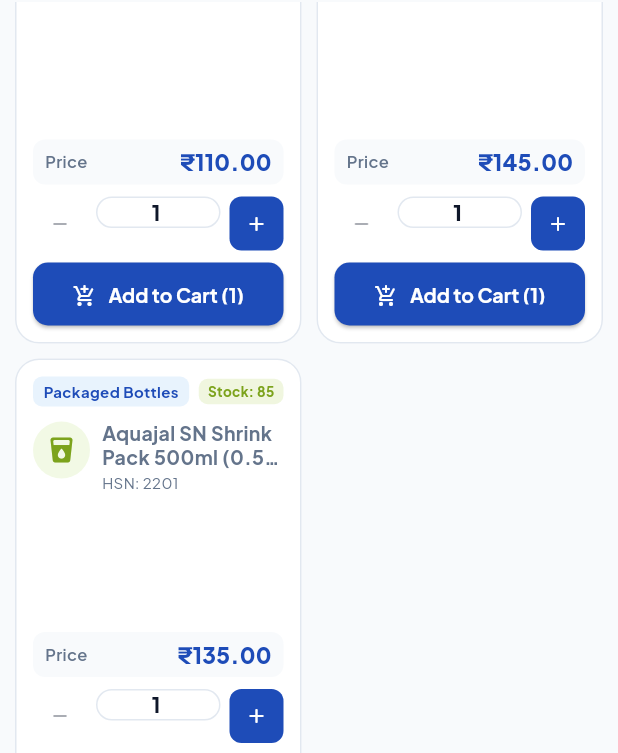
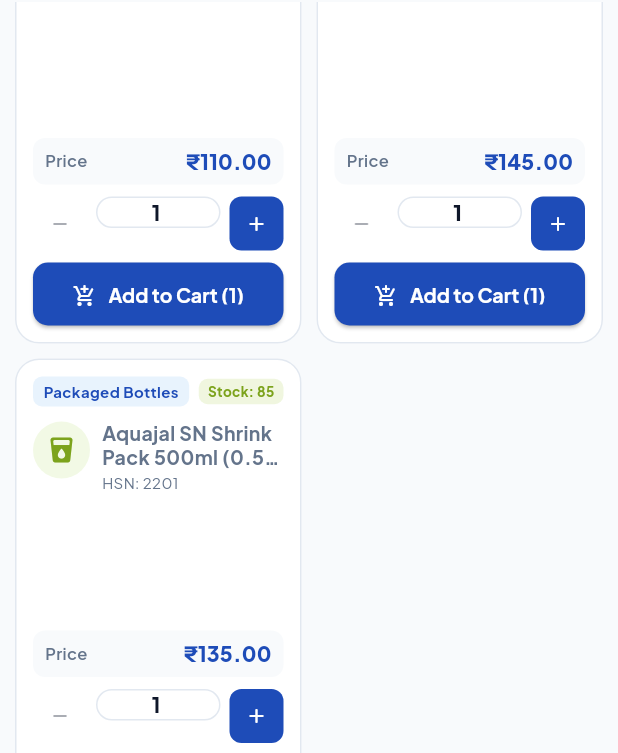
Before and after one commit to Hrishi9o/Aquajaal, a Flutter app: the screen it shows after launch, scrolled down 419 dp, on a phone screen of 412 x 824 dp. Shown: the part 265-1018 px from the top of the screen. Run offline on Flutter 3.47's test engine with Material 3 defaults, Android fonts, the phone set to English and light mode, and no system bars; our stand-ins replace csv, google_fonts, hive_flutter, pdf, printing; accounts and stored records are empty; network calls fail.

Commit message:
Fix price display overflow in ProductCard on web and mobile, update release APK

```diff
--- a/lib/data/models/product.dart
+++ b/lib/data/models/product.dart
@@ -102,14 +102,16 @@ class Product {
     return standaloneStock;
   }
 
-  /// Price display string (e.g. ₹60.00 – ₹100.00 or ₹120.00)
+  /// Price display string (e.g. ₹60 – ₹100 or ₹120.00)
   String get priceDisplay {
     if (hasVariants && variants.isNotEmpty) {
       final prices = variants.map((v) => v.price).toList()..sort();
       if (prices.first == prices.last) {
         return CurrencyFormatter.format(prices.first);
       }
-      return '${CurrencyFormatter.format(prices.first)} – ${CurrencyFormatter.format(prices.last)}';
+      final minStr = prices.first % 1 == 0 ? '₹${prices.first.toInt()}' : CurrencyFormatter.format(prices.first);
+      final maxStr = prices.last % 1 == 0 ? '₹${prices.last.toInt()}' : CurrencyFormatter.format(prices.last);
+      return '$minStr – $maxStr';
     }
     return CurrencyFormatter.format(standalonePrice ?? 0);
   }
--- a/lib/presentation/pos/widgets/product_card.dart
+++ b/lib/presentation/pos/widgets/product_card.dart
@@ -84,7 +84,8 @@ class _ProductCardState extends State<ProductCard> {
               Row(
                 mainAxisAlignment: MainAxisAlignment.spaceBetween,
                 children: [
-                  Container(
+                  Flexible(
+                    child: Container(
                       padding: const EdgeInsets.symmetric(horizontal: 7, vertical: 3),
                       decoration: BoxDecoration(
                         color: isDark ? AppColors.cardDarkElevated : AppColors.waterBlueTint,
@@ -92,6 +93,8 @@ class _ProductCardState extends State<ProductCard> {
                       ),
                       child: Text(
                         widget.product.category,
+                        maxLines: 1,
+                        overflow: TextOverflow.ellipsis,
                         style: const TextStyle(
                           fontSize: 10,
                           fontWeight: FontWeight.bold,
@@ -99,6 +102,8 @@ class _ProductCardState extends State<ProductCard> {
                         ),
                       ),
                     ),
+                  ),
+                  const SizedBox(width: 4),
                   _buildStockBadge(isOut, isLow, totalStock),
                 ],
               ),
@@ -172,7 +177,7 @@ class _ProductCardState extends State<ProductCard> {
 
               // Price Label Container
               Container(
-                padding: const EdgeInsets.symmetric(horizontal: 8, vertical: 4),
+                padding: const EdgeInsets.symmetric(horizontal: 8, vertical: 5),
                 decoration: BoxDecoration(
                   color: isDark ? AppColors.cardDarkElevated : AppColors.surfaceLight,
                   borderRadius: BorderRadius.circular(8),
@@ -184,12 +189,20 @@ class _ProductCardState extends State<ProductCard> {
                       'Price',
                       style: TextStyle(fontSize: 11, fontWeight: FontWeight.w600, color: AppColors.textSecondaryLight),
                     ),
-                    Text(
+                    const SizedBox(width: 6),
+                    Expanded(
+                      child: FittedBox(
+                        fit: BoxFit.scaleDown,
+                        alignment: Alignment.centerRight,
+                        child: Text(
                           widget.product.priceDisplay,
+                          maxLines: 1,
                           style: theme.textTheme.titleMedium?.copyWith(
                             fontWeight: FontWeight.w900,
                             color: AppColors.primary,
-                        fontSize: 15,
+                            fontSize: 14,
+                          ),
+                        ),
                       ),
                     ),
                   ],
```
Lines whose indentation alone changed are shown as unchanged.
